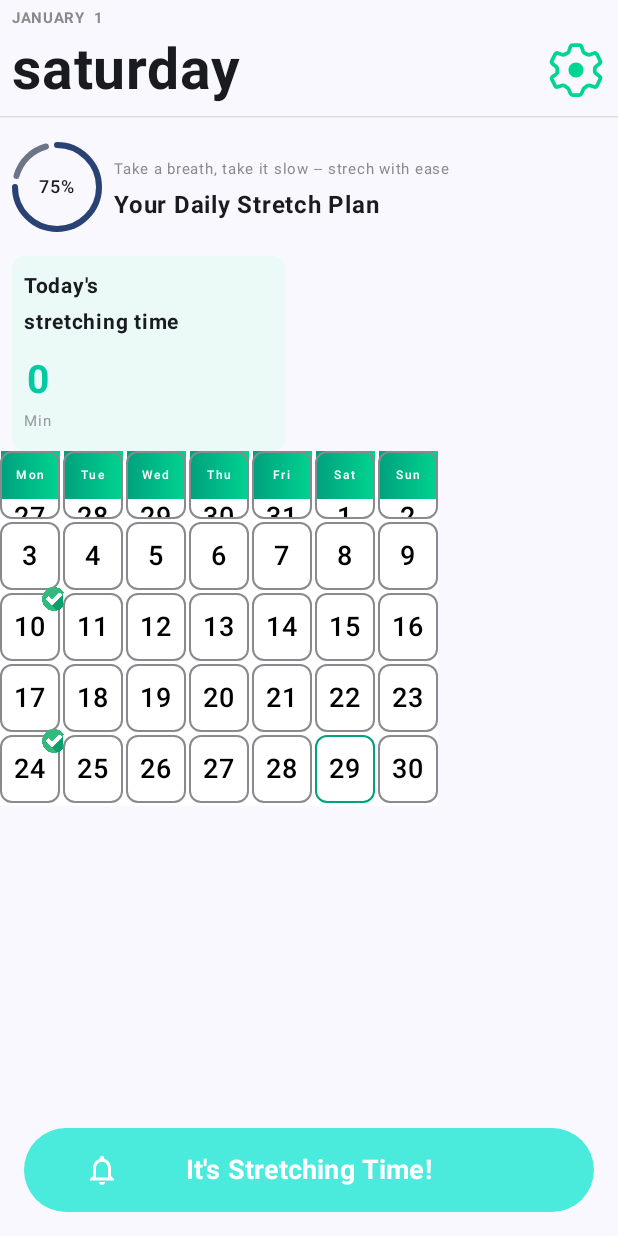
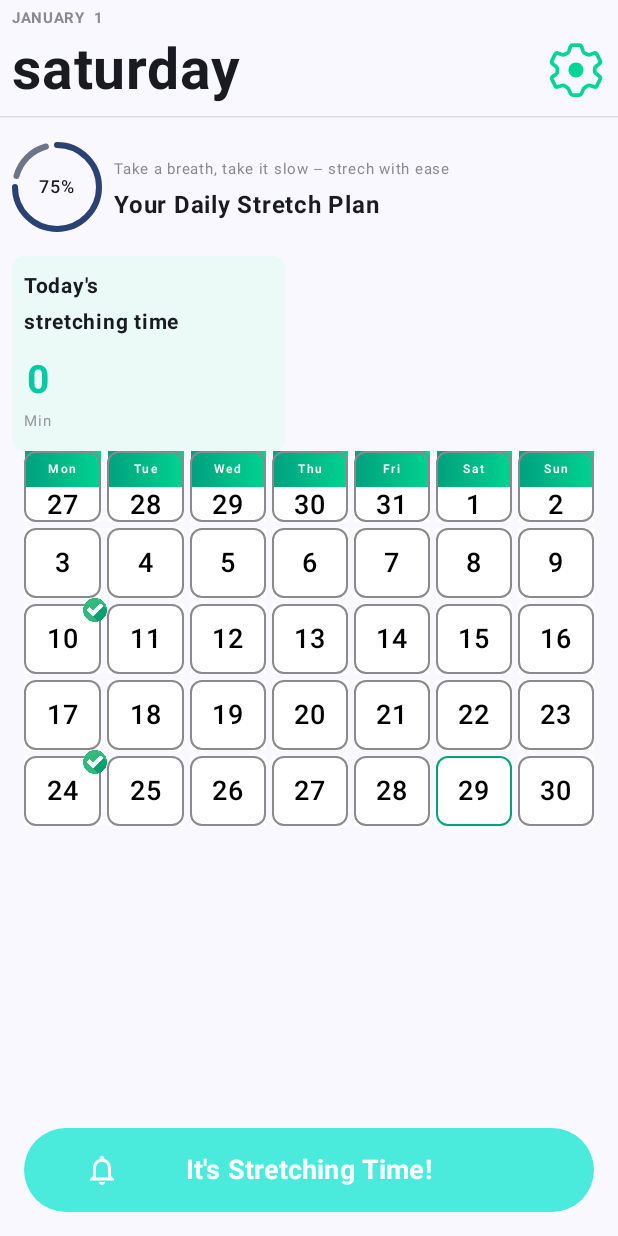
Before and after one commit to FelipePolo/strechreminder, an Android app built with Jetpack Compose: the HomeScreen screen opened through its navigation route, on a phone screen of 412 x 824 dp. Run offline under Robolectric (Android 15) with nearby library versions, the light colour scheme and no system bars; our stand-ins replace constraintlayout-compose.

Commit message:
Calendar ajustments

```diff
--- a/app/src/main/java/com/fpstudio/stretchreminder/ui/App.kt
+++ b/app/src/main/java/com/fpstudio/stretchreminder/ui/App.kt
@@ -16,7 +16,7 @@ import com.fpstudio.stretchreminder.ui.screen.tutorial.TutorialScreen
 fun App() {
     val navController = rememberNavController()
 
-    NavHost(navController = navController, startDestination = Intro) {
+    NavHost(navController = navController, startDestination = Home) {
 
         composable<Intro> {
             IntroScreen {
--- a/app/src/main/java/com/fpstudio/stretchreminder/ui/composable/calendar/CalendarElement.kt
+++ b/app/src/main/java/com/fpstudio/stretchreminder/ui/composable/calendar/CalendarElement.kt
@@ -5,6 +5,7 @@ import androidx.compose.foundation.layout.Arrangement
 import androidx.compose.foundation.layout.Column
 import androidx.compose.foundation.layout.Row
 import androidx.compose.foundation.layout.Spacer
+import androidx.compose.foundation.layout.fillMaxWidth
 import androidx.compose.foundation.layout.height
 import androidx.compose.runtime.Composable
 import androidx.compose.ui.Modifier
@@ -44,12 +45,14 @@ fun CalendarElement(
     var nextMonthCounter = 1
 
     Column (
-        modifier = modifier.background(Color.White)
+        modifier = modifier,
+        verticalArrangement = Arrangement.spacedBy(4.dp)
     ) {
 
         for (week in 0 until totalWeeks) {
 
             CalendarWeekRow(
+                modifier = modifier.weight(1f),
                 week = week,
                 leadingEmptyDays = leadingEmptyDays,
                 daysInPrevMonth = daysInPrevMonth,
@@ -61,14 +64,13 @@ fun CalendarElement(
                 onDayCounterChange = { dayCounter = it },
                 onNextMonthCounterChange = { nextMonthCounter = it }
             )
-
-            Spacer(modifier = Modifier.height(2.dp))
         }
     }
 }
 
 @Composable
 fun CalendarWeekRow(
+    modifier: Modifier = Modifier,
     week: Int,
     leadingEmptyDays: Int,
     daysInPrevMonth: Int,
@@ -82,7 +84,8 @@ fun CalendarWeekRow(
 ) {
 
     Row(
-        horizontalArrangement = Arrangement.spacedBy(2.dp)
+        modifier = modifier,
+        horizontalArrangement = Arrangement.spacedBy(4.dp)
     ) {
 
         var mutableDayCounter = dayCounter
@@ -93,6 +96,7 @@ fun CalendarWeekRow(
             val cellIndex = week * 7 + dayOfWeek
 
             CalendarDayCell(
+                modifier = Modifier.weight(1f),
                 cellIndex = cellIndex,
                 leadingEmptyDays = leadingEmptyDays,
                 daysInPrevMonth = daysInPrevMonth,
@@ -119,6 +123,7 @@ fun CalendarWeekRow(
 
 @Composable
 fun CalendarDayCell(
+    modifier: Modifier = Modifier,
     cellIndex: Int,
     leadingEmptyDays: Int,
     daysInPrevMonth: Int,
@@ -137,6 +142,7 @@ fun CalendarDayCell(
         // Día del mes anterior
         cellIndex < leadingEmptyDays -> {
             PreviousMonthDay(
+                modifier = modifier,
                 cellIndex = cellIndex,
                 leadingEmptyDays = leadingEmptyDays,
                 daysInPrevMonth = daysInPrevMonth,
@@ -148,6 +154,7 @@ fun CalendarDayCell(
         // Día del mes actual
         dayCounter <= daysInMonth -> {
             CurrentMonthDay(
+                modifier = modifier,
                 day = dayCounter,
                 currentDate = currentDate,
                 week = week,
@@ -158,7 +165,10 @@ fun CalendarDayCell(
 
         // Día del mes siguiente
         else -> {
-            NextMonthDay(day = nextMonthCounter)
+            NextMonthDay(
+                modifier = modifier,
+                day = nextMonthCounter
+            )
             onNextMonthCounterConsumed()
         }
     }
@@ -166,6 +176,7 @@ fun CalendarDayCell(
 
 @Composable
 fun PreviousMonthDay(
+    modifier: Modifier = Modifier,
     cellIndex: Int,
     leadingEmptyDays: Int,
     daysInPrevMonth: Int,
@@ -176,6 +187,7 @@ fun PreviousMonthDay(
     val date = LocalDate.of(previousMonthDate.year, previousMonthDate.month, day)
 
     CalendarItemElement(
+        modifier = modifier,
         model = CalendarItemUiModel(
             dayNumber = day.toString(),
             dayOfTheMonth = date.dayOfWeek.getDisplayName(TextStyle.SHORT, Locale.getDefault()),
@@ -188,6 +200,7 @@ fun PreviousMonthDay(
 
 @Composable
 fun CurrentMonthDay(
+    modifier: Modifier = Modifier,
     day: Int,
     currentDate: LocalDate,
     week: Int,
@@ -196,6 +209,7 @@ fun CurrentMonthDay(
     val date = LocalDate.of(currentDate.year, currentDate.month, day)
 
     CalendarItemElement(
+        modifier = modifier,
         model = CalendarItemUiModel(
             dayNumber = day.toString(),
             dayOfTheMonth = if (week == 0)
@@ -209,8 +223,12 @@ fun CurrentMonthDay(
 }
 
 @Composable
-fun NextMonthDay(day: Int) {
+fun NextMonthDay(
+    modifier: Modifier = Modifier,
+    day: Int
+) {
     CalendarItemElement(
+        modifier = modifier,
         model = CalendarItemUiModel(
             dayNumber = day.toString(),
             dayOfTheMonth = "",
--- a/app/src/main/java/com/fpstudio/stretchreminder/ui/composable/calendar/item/CalendarItemElement.kt
+++ b/app/src/main/java/com/fpstudio/stretchreminder/ui/composable/calendar/item/CalendarItemElement.kt
@@ -37,10 +37,9 @@ fun CalendarItemElement(
     model: CalendarItemUiModel
 ) {
     if (model.dayNumber.isNotEmpty()) {
-        Box {
+        Box (modifier = modifier) {
             Column(
-                modifier = modifier
-                    .size(40.dp, 45.dp)
+                modifier = Modifier
                     .border(1.dp, model.borderColor, RoundedCornerShape(8.dp))
                     .background(model.backgroundColor)
             ) {
@@ -55,7 +54,6 @@ fun CalendarItemElement(
                             .fillMaxWidth()
                             .background(gradient)
                             .clip(RoundedCornerShape(8.dp))
-                            .padding(4.dp)
                     ) {
                         Text(
                             modifier = Modifier.align(Alignment.Center),
@@ -67,7 +65,7 @@ fun CalendarItemElement(
                         )
                     }
                 }
-                Box(modifier = Modifier.fillMaxSize()) {
+                Box (modifier = Modifier.fillMaxSize()) {
                     Text(
                         modifier = Modifier.align(Alignment.Center),
                         text = model.dayNumber,
--- a/app/src/main/java/com/fpstudio/stretchreminder/ui/composable/video/Video.kt
+++ b/app/src/main/java/com/fpstudio/stretchreminder/ui/composable/video/Video.kt
@@ -76,7 +76,7 @@ fun VideoPreview() {
         playWhenReady = true,
         useController = false
     )
-    state.loadVideo(videoSource = "https://v1.pinimg.com/videos/mc/720p/57/1b/8f/571b8fe9511642186296640552970415.mp4")
+    state.loadVideo(videoSource = "https://stretchreminder.net/my_api/get_video.php?video=tutorial&token=1283aa0acb83bba15bb599b95458ba02d93a468c149dec46d503857775c09608")
     Video(
         modifier = Modifier,
         state = state
--- a/app/src/main/java/com/fpstudio/stretchreminder/ui/screen/home/HomeScreen.kt
+++ b/app/src/main/java/com/fpstudio/stretchreminder/ui/screen/home/HomeScreen.kt
@@ -4,6 +4,7 @@ import androidx.compose.foundation.layout.Box
 import androidx.compose.foundation.layout.Column
 import androidx.compose.foundation.layout.fillMaxSize
 import androidx.compose.foundation.layout.fillMaxWidth
+import androidx.compose.foundation.layout.height
 import androidx.compose.foundation.layout.padding
 import androidx.compose.material3.HorizontalDivider
 import androidx.compose.material3.Scaffold
@@ -81,6 +82,10 @@ fun HomeContent(
             )
 
             CalendarElement(
+                modifier = Modifier
+                    .fillMaxWidth()
+                    .height(250.dp)
+                    .padding(horizontal = 8.dp),
                 model = uiState.calendarState
             )
         }
--- a/app/src/main/java/com/fpstudio/stretchreminder/ui/screen/home/HomeViewModel.kt
+++ b/app/src/main/java/com/fpstudio/stretchreminder/ui/screen/home/HomeViewModel.kt
@@ -2,7 +2,7 @@ package com.fpstudio.stretchreminder.ui.screen.home
 
 import androidx.lifecycle.ViewModel
 import androidx.lifecycle.viewModelScope
-import com.fpstudio.stretchreminder.ui.screen.home.model.CalendarUiState
+import com.fpstudio.stretchreminder.ui.composable.calendar.Calendar
 import com.fpstudio.stretchreminder.ui.screen.home.model.DailyStatsUiState
 import com.fpstudio.stretchreminder.ui.screen.home.model.HeaderUiState
 import com.fpstudio.stretchreminder.ui.screen.home.model.HomeUiState
@@ -39,11 +39,9 @@ class HomeViewModel : ViewModel() {
                         stretchingTime = 0,
                         stretchDays = 0
                     ),
-                    calendarState = CalendarUiState(
-                        currentMonth = today.month,
-                        currentYear = today.year,
-                        selectedDay = today.dayOfMonth,
-                        markedDays = emptyList()
+                    calendarState = Calendar(
+                        today = today,
+                        markedDays = listOf(10, 24)
                     )
                 )
             }
```
